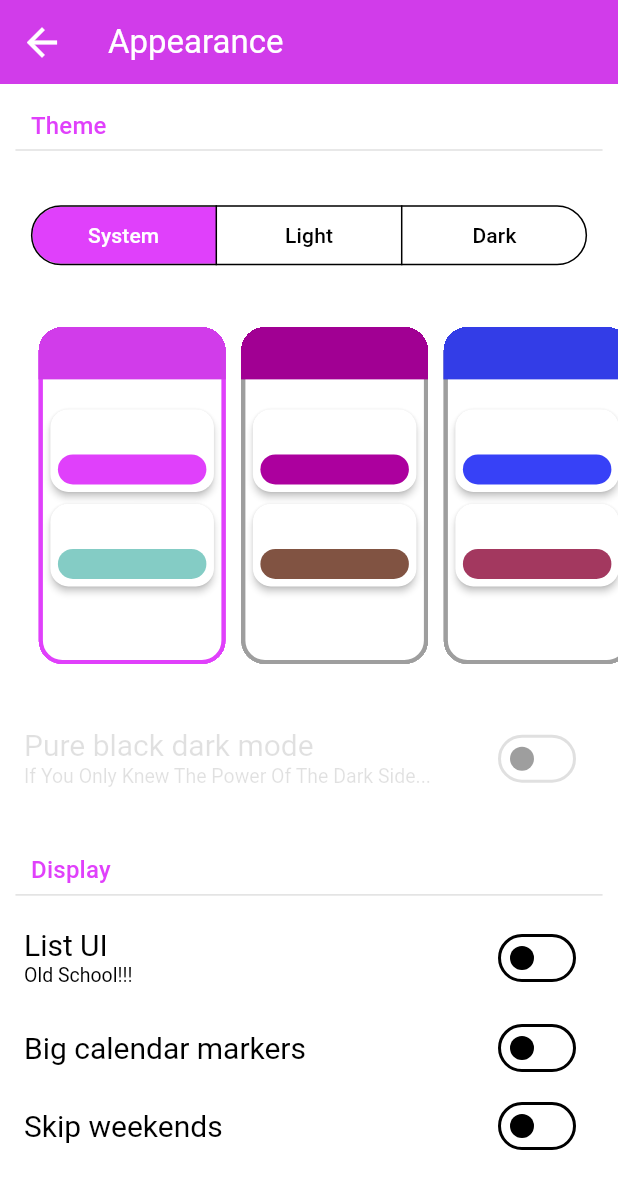
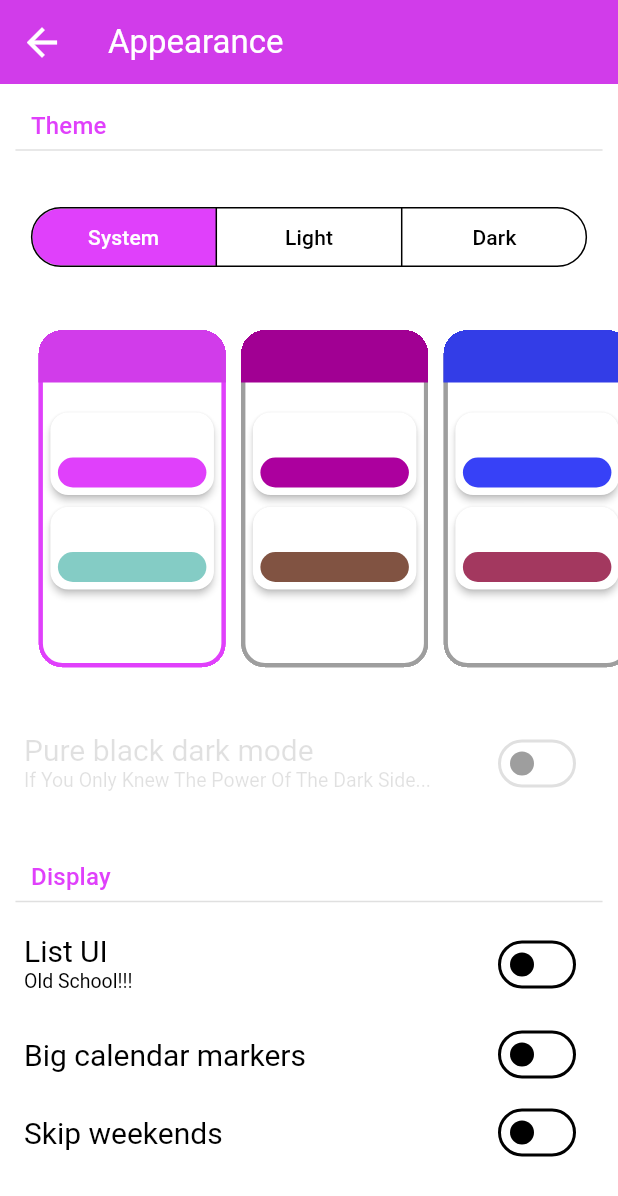
Before and after one commit to App-Elevate/AUT.aplikace-legacy, a Flutter app: the AppearanceScreen screen opened directly, on a phone screen of 412 x 824 dp. Shown: the top 1196 px of the screen. Run offline on Flutter 3.47's test engine with Material 3 defaults, Android fonts, the phone set to English and light mode, and no system bars; our stand-ins replace awesome_notifications, device_info_plus, dio, firebase_analytics, firebase_core, firebase_crashlytics and 12 more; missing offline and left inert: background_fetch, canteenlib, install_plugin, markdown; accounts and stored records are empty; network calls fail; statements that could not run were skipped; project files that could hold a hidden picture were left out.

Commit message:
const height variables

```diff
--- a/lib/pages_new/appearance.dart
+++ b/lib/pages_new/appearance.dart
@@ -14,9 +14,10 @@ class AppearanceScreen extends StatelessWidget {
     final bool isBright = MediaQuery.platformBrightnessOf(context) == Brightness.light || userPreferences.themeMode == ThemeMode.light;
     final TextStyle? subtitleTextStyle = isBright ? null : const TextStyle(color: Colors.white54);
 
-    final double height1 = MediaQuery.sizeOf(context).height * 0.035;
-    final double height2 = MediaQuery.sizeOf(context).height * 0.045;
-    final double height3 = MediaQuery.sizeOf(context).height * 0.005;
+    const double height1 = 4;
+    const double height2 = 8;
+    const double height3 = 30;
+    const double height4 = 38;
 
     return Scaffold(
       appBar: AppBar(title: const Text("Appearance")),
@@ -25,22 +26,22 @@ class AppearanceScreen extends StatelessWidget {
           children: [
             const CustomDivider(),
             const SectionTitle("Theme"),
-            const CustomDivider(height: 8, isTransparent: false),
-            CustomDivider(height: height1),
+            const CustomDivider(height: height2, isTransparent: false),
+            const CustomDivider(height: height3),
             const ThemeModePicker(),
-            CustomDivider(height: height2),
+            const CustomDivider(height: height4),
             const ThemeStylePicker(),
-            CustomDivider(height: height1),
+            const CustomDivider(height: height3),
             SwitchListTile(
               title: const Text("Pure black dark mode"),
               subtitle: Text("If You Only Knew The Power Of The Dark Side...", style: subtitleTextStyle),
               value: userPreferences.isPureBlack,
               onChanged: isBright ? null : (value) => userPreferences.setPureBlack = value,
             ),
-            CustomDivider(height: height1),
+            const CustomDivider(height: height3),
             const SectionTitle("Display"),
-            const CustomDivider(height: 8, isTransparent: false),
-            CustomDivider(height: height3),
+            const CustomDivider(height: height2, isTransparent: false),
+            const CustomDivider(height: height1),
             // TODO: implement this
             SwitchListTile(
               title: const Text("List UI"),
```
